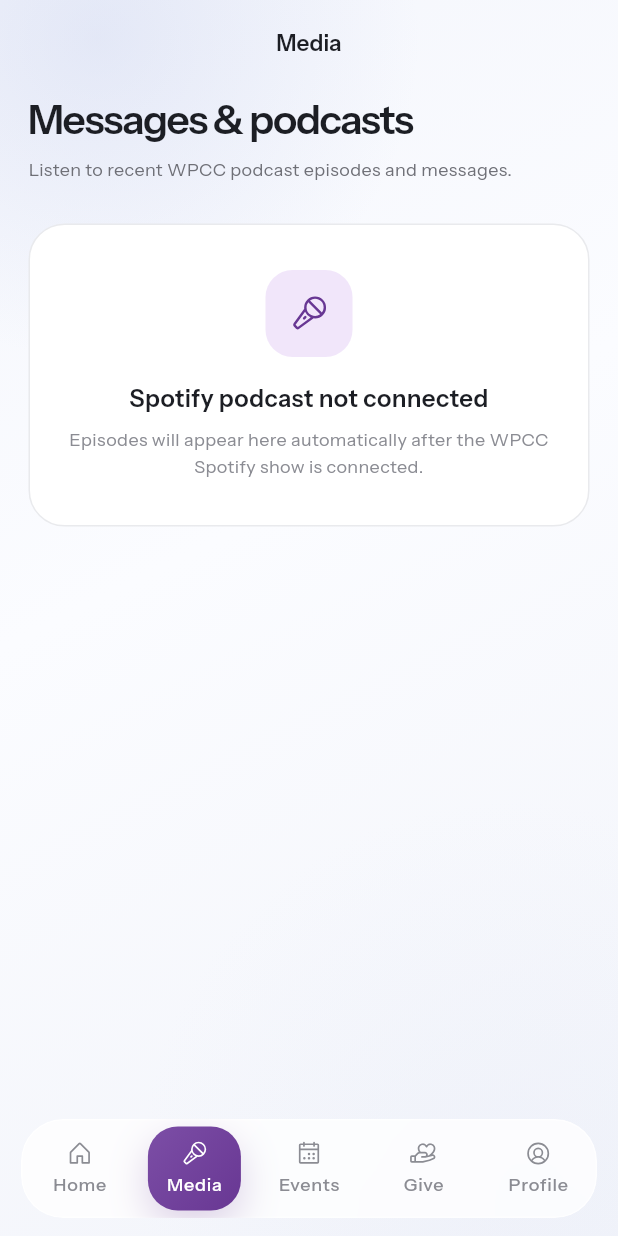
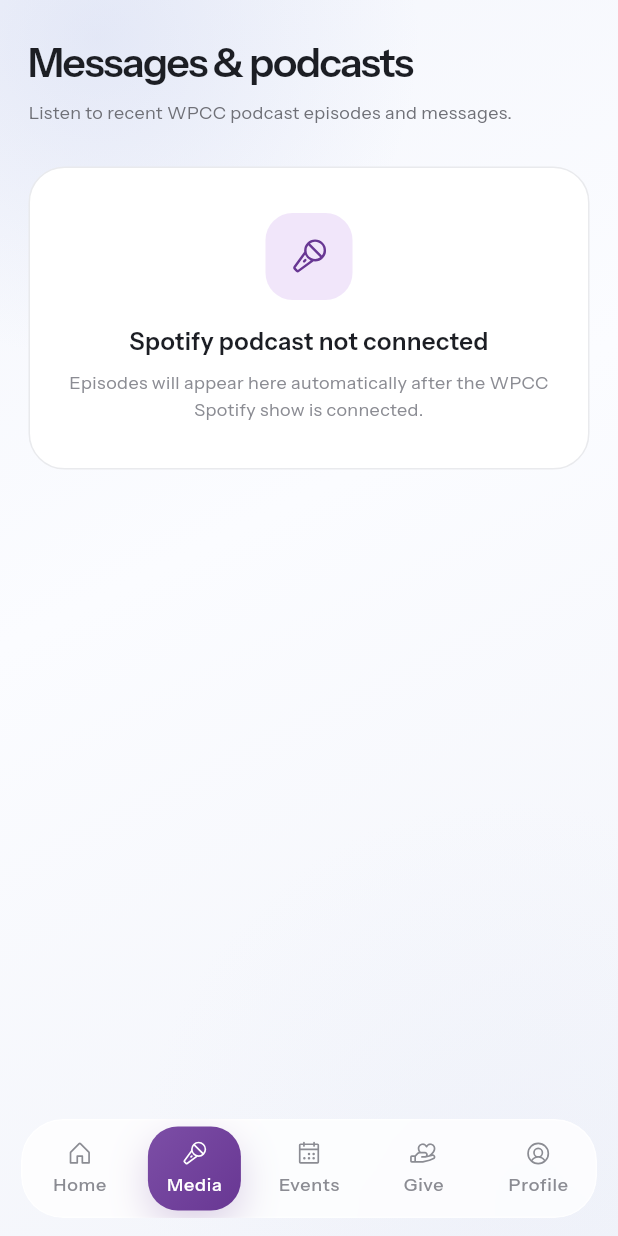
Before and after one commit to ngusdemigod/wpccattendance, a Flutter app: the MediaPage screen opened by its route, on a phone screen of 412 x 824 dp. Run offline on Flutter 3.47's test engine with Material 3 defaults, Android fonts, the light colour scheme and no system bars; our stand-ins replace audioplayers, file_picker, flutter_riverpod, geolocator, go_router, google_fonts and 5 more; missing offline and left inert: dart:js_interop; accounts and stored records are empty; network calls fail.

Commit message:
fix: remove redundant media app bar

```diff
--- a/wpcc v2/lib/features/media/media_page.dart
+++ b/wpcc v2/lib/features/media/media_page.dart
@@ -8,9 +8,10 @@ class MediaPage extends StatelessWidget {
 
   @override
   Widget build(BuildContext context) => Scaffold(
-        appBar: AppBar(title: const Text('Media')),
-        body: ListView(
-          padding: const EdgeInsets.fromLTRB(19, 4, 19, 30),
+        body: SafeArea(
+          bottom: false,
+          child: ListView(
+            padding: const EdgeInsets.fromLTRB(19, 22, 19, 110),
             children: [
               const Text(
                 'Messages & podcasts',
@@ -76,5 +77,6 @@ class MediaPage extends StatelessWidget {
               ),
             ],
           ),
+        ),
       );
 }
```
Also changed, not shown: 1 other file. Lines whose indentation alone changed are shown as unchanged.
